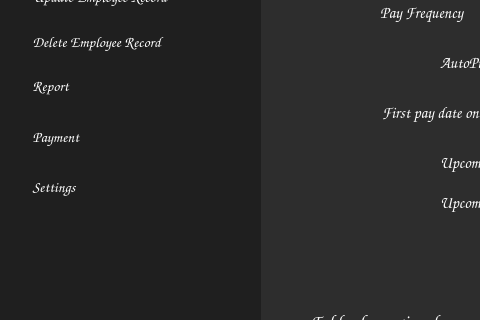
Above: Project/QTCPClient/ui/mainwindow.ui from kzlk/PayrollEmployeeSystem before the change; both pictures show x 0 to 480 and y 145 to 465 of the 1093 by 596 pixel window. Below: the same form after it.
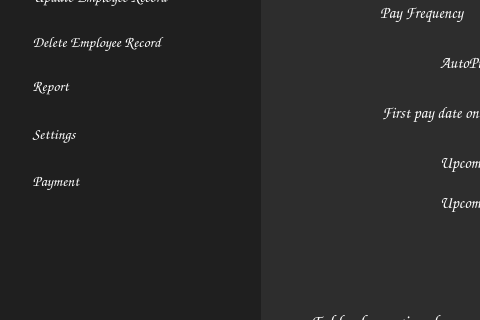
That is the form after the change. The open tabs and pages were chosen to show the change. Icons and pictures are not drawn.

```diff
--- a/Project/QTCPClient/ui/mainwindow.ui
+++ b/Project/QTCPClient/ui/mainwindow.ui
@@ -327,9 +327,9 @@
      <property name="geometry">
       <rect>
        <x>0</x>
-       <y>270</y>
+       <y>320</y>
        <width>260</width>
-       <height>44</height>
+       <height>31</height>
       </rect>
      </property>
      <property name="font">
@@ -374,7 +374,7 @@
      <property name="geometry">
       <rect>
        <x>0</x>
-       <y>320</y>
+       <y>267</y>
        <width>260</width>
        <height>44</height>
       </rect>
```
Left out of the diff: 15 changed lines with no effect on the pictures.
